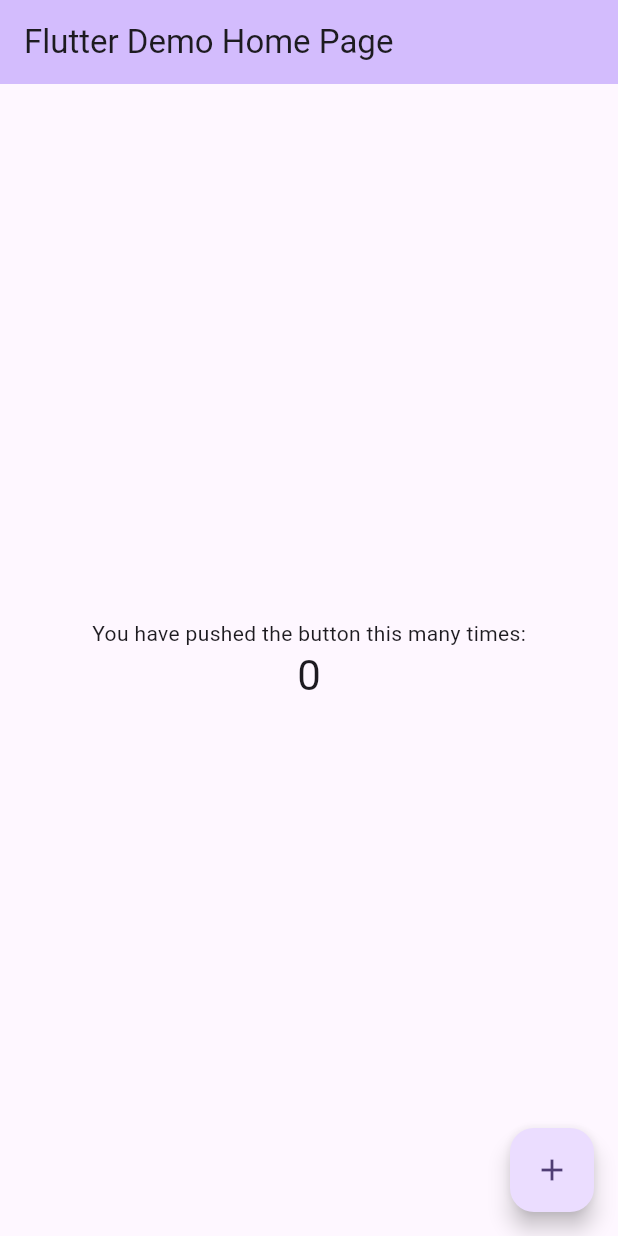
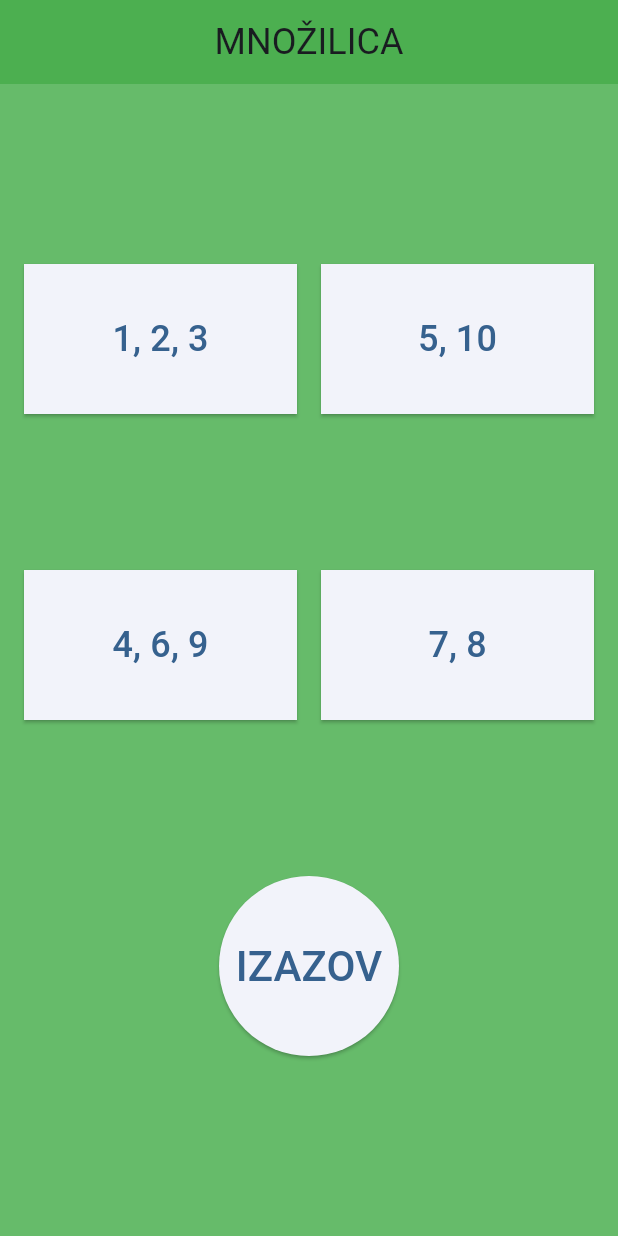
Before and after one commit to karlasostar/Zavrsnirad, a Flutter app: the screen it shows after launch, on a phone screen of 412 x 824 dp. Run offline on Flutter 3.47's test engine with Material 3 defaults, Android fonts, the phone set to English and light mode, and no system bars.

Commit message:
add home scene

```diff
--- a/mnozilica/lib/main.dart
+++ b/mnozilica/lib/main.dart
@@ -1,4 +1,5 @@
 import 'package:flutter/material.dart';
+import 'scenes/home_scene.dart'; // import your Home Scene here
 
 void main() {
   runApp(const MyApp());
@@ -7,119 +8,16 @@ void main() {
 class MyApp extends StatelessWidget {
   const MyApp({super.key});
 
-  // This widget is the root of your application.
   @override
   Widget build(BuildContext context) {
     return MaterialApp(
-      title: 'Flutter Demo',
+      title: 'My Flutter App',
+      debugShowCheckedModeBanner: false,
       theme: ThemeData(
-        // This is the theme of your application.
-        //
-        // TRY THIS: Try running your application with "flutter run". You'll see
-        // the application has a purple toolbar. Then, without quitting the app,
-        // try changing the seedColor in the colorScheme below to Colors.green
-        // and then invoke "hot reload" (save your changes or press the "hot
-        // reload" button in a Flutter-supported IDE, or press "r" if you used
-        // the command line to start the app).
-        //
-        // Notice that the counter didn't reset back to zero; the application
-        // state is not lost during the reload. To reset the state, use hot
-        // restart instead.
-        //
-        // This works for code too, not just values: Most code changes can be
-        // tested with just a hot reload.
-        colorScheme: ColorScheme.fromSeed(seedColor: Colors.deepPurple),
+        colorScheme: ColorScheme.fromSeed(seedColor: Colors.blue),
         useMaterial3: true,
       ),
-      home: const MyHomePage(title: 'Flutter Demo Home Page'),
+      home: const HomeScene(), // this is your first screen
     );
   }
 }
-
-class MyHomePage extends StatefulWidget {
-  const MyHomePage({super.key, required this.title});
-
-  // This widget is the home page of your application. It is stateful, meaning
-  // that it has a State object (defined below) that contains fields that affect
-  // how it looks.
-
-  // This class is the configuration for the state. It holds the values (in this
-  // case the title) provided by the parent (in this case the App widget) and
-  // used by the build method of the State. Fields in a Widget subclass are
-  // always marked "final".
-
-  final String title;
-
-  @override
-  State<MyHomePage> createState() => _MyHomePageState();
-}
-
-class _MyHomePageState extends State<MyHomePage> {
-  int _counter = 0;
-
-  void _incrementCounter() {
-    setState(() {
-      // This call to setState tells the Flutter framework that something has
-      // changed in this State, which causes it to rerun the build method below
-      // so that the display can reflect the updated values. If we changed
-      // _counter without calling setState(), then the build method would not be
-      // called again, and so nothing would appear to happen.
-      _counter++;
-    });
-  }
-
-  @override
-  Widget build(BuildContext context) {
-    // This method is rerun every time setState is called, for instance as done
-    // by the _incrementCounter method above.
-    //
-    // The Flutter framework has been optimized to make rerunning build methods
-    // fast, so that you can just rebuild anything that needs updating rather
-    // than having to individually change instances of widgets.
-    return Scaffold(
-      appBar: AppBar(
-        // TRY THIS: Try changing the color here to a specific color (to
-        // Colors.amber, perhaps?) and trigger a hot reload to see the AppBar
-        // change color while the other colors stay the same.
-        backgroundColor: Theme.of(context).colorScheme.inversePrimary,
-        // Here we take the value from the MyHomePage object that was created by
-        // the App.build method, and use it to set our appbar title.
-        title: Text(widget.title),
-      ),
-      body: Center(
-        // Center is a layout widget. It takes a single child and positions it
-        // in the middle of the parent.
-        child: Column(
-          // Column is also a layout widget. It takes a list of children and
-          // arranges them vertically. By default, it sizes itself to fit its
-          // children horizontally, and tries to be as tall as its parent.
-          //
-          // Column has various properties to control how it sizes itself and
-          // how it positions its children. Here we use mainAxisAlignment to
-          // center the children vertically; the main axis here is the vertical
-          // axis because Columns are vertical (the cross axis would be
-          // horizontal).
-          //
-          // TRY THIS: Invoke "debug painting" (choose the "Toggle Debug Paint"
-          // action in the IDE, or press "p" in the console), to see the
-          // wireframe for each widget.
-          mainAxisAlignment: MainAxisAlignment.center,
-          children: <Widget>[
-            const Text(
-              'You have pushed the button this many times:',
-            ),
-            Text(
-              '$_counter',
-              style: Theme.of(context).textTheme.headlineMedium,
-            ),
-          ],
-        ),
-      ),
-      floatingActionButton: FloatingActionButton(
-        onPressed: _incrementCounter,
-        tooltip: 'Increment',
-        child: const Icon(Icons.add),
-      ), // This trailing comma makes auto-formatting nicer for build methods.
-    );
-  }
-}
--- /dev/null
+++ b/mnozilica/lib/scenes/home_scene.dart
@@ -0,0 +1,83 @@
+import 'package:flutter/material.dart';
+
+class HomeScene extends StatelessWidget {
+  const HomeScene({super.key});
+
+  @override
+  Widget build(BuildContext context) {
+    return Scaffold(
+      appBar: AppBar(
+        title: Center(
+          child: const Text(
+            "MNOŽILICA",
+            style: TextStyle(fontSize: 24), // Optional: Set a custom font size if needed
+          ),
+        ),
+        backgroundColor: Colors.green, // Optional: Set the app bar to green if needed
+      ),
+
+      body: Container(
+        color: Colors.green[400],  // Set the background color of the screen to green
+        padding: const EdgeInsets.all(16.0),
+        child: Column(
+          mainAxisAlignment: MainAxisAlignment.spaceEvenly,
+          children: [
+            // Top row with 2 square buttons stretched
+            Row(
+              children: [
+                _expandedSquareButton("1, 2, 3"),
+                const SizedBox(width: 16),
+                _expandedSquareButton("5, 10"),
+              ],
+            ),
+            Row(
+              children: [
+                _expandedSquareButton("4, 6, 9"),
+                const SizedBox(width: 16),
+                _expandedSquareButton("7, 8"),
+              ],
+            ),
+            Center(
+              child: _bigCircleButton("IZAZOV"),
+            ),
+          ],
+        ),
+      ),
+    );
+  }
+
+  Widget _expandedSquareButton(String label) {
+    return Expanded(
+      child: SizedBox(
+        height: 100, // Bigger button height
+        child: ElevatedButton(
+          onPressed: () {
+            // TODO: Handle tap
+          },
+          style: ElevatedButton.styleFrom(
+            shape: RoundedRectangleBorder(
+              borderRadius: BorderRadius.zero, // force square look
+            ),
+          ),
+          child: Text(label, style: const TextStyle(fontSize: 24)),
+        ),
+      ),
+    );
+  }
+
+  Widget _bigCircleButton(String label) {
+    return SizedBox(
+      width: 150,
+      height: 120,
+      child: ElevatedButton(
+        onPressed: () {
+          // TODO: Handle tap
+        },
+        style: ElevatedButton.styleFrom(
+          shape: const CircleBorder(),
+        ),
+        child: Text(label, style: const TextStyle(fontSize: 28)),
+      ),
+    );
+  }
+}
```
Also changed, not shown: mnozilica/lib/pictures/home_flower.png (added).
